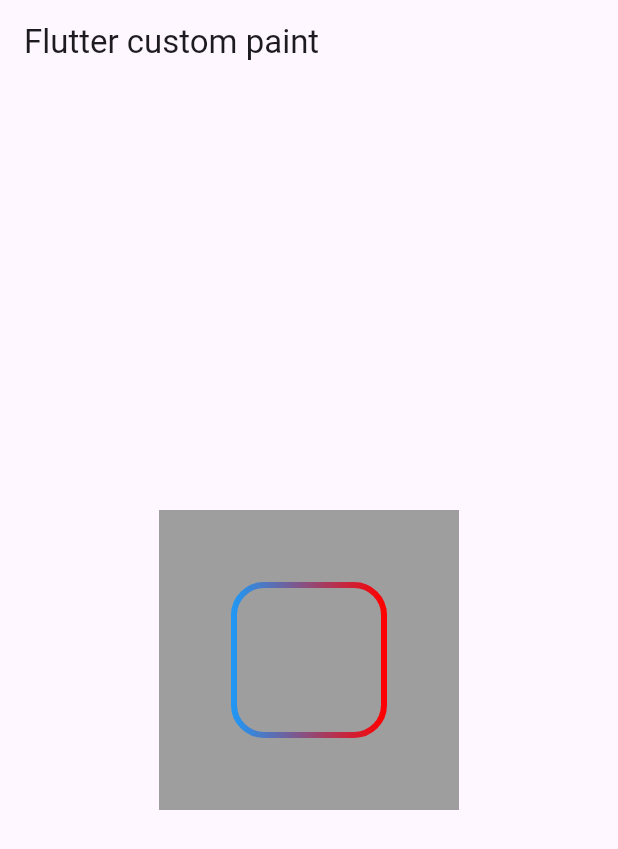
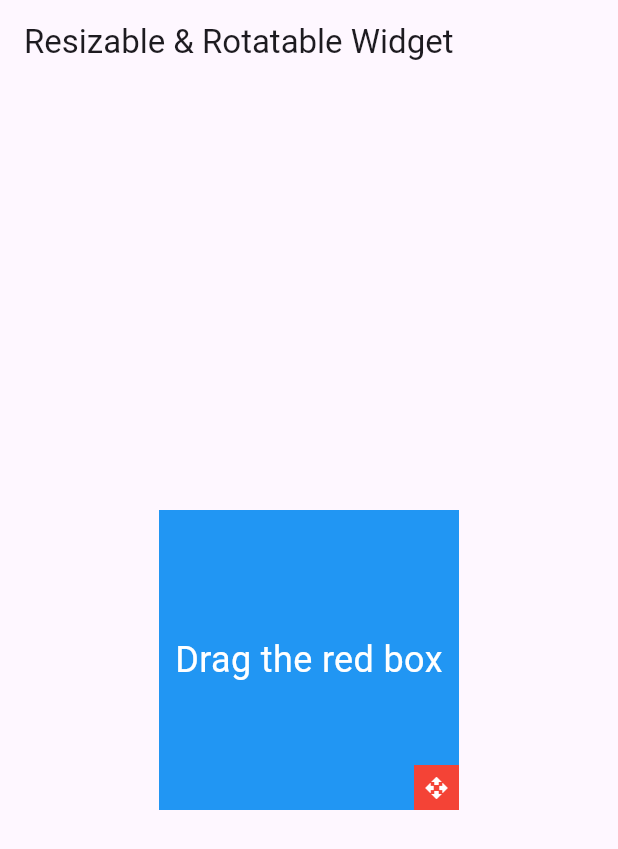
Before and after one commit to duchl0202/custom_paint_flutter, a Flutter app: the screen it shows after launch, on a phone screen of 412 x 824 dp. Shown: the top 849 px of the screen. Run offline on Flutter 3.47's test engine with Material 3 defaults, Android fonts, the phone set to English and light mode, and no system bars.

```diff
--- a/lib/main.dart
+++ b/lib/main.dart
@@ -1,50 +1,102 @@
+import 'package:flutter/material.dart';
 import 'dart:math';
 
-import 'package:flutter/material.dart';
-import 'package:flutter_custom_pain/example/basic/rectangle_gradient.dart';
-import 'package:flutter_custom_pain/example/basic/smile.dart';
-import 'package:flutter_custom_pain/example/basic/pentagon.dart';
-import 'package:flutter_custom_pain/example/basic/cloud_painter.dart';
-
-void main() => runApp(MyApp());
-
-class MyApp extends StatefulWidget {
-  @override
-  State<MyApp> createState() => _MyAppState();
+void main() {
+  runApp(MyApp());
 }
 
-class _MyAppState extends State<MyApp> with SingleTickerProviderStateMixin {
-  late AnimationController _controller;
-  late Animation<double> _animation;
-  @override
-  void initState() {
-    super.initState();
-    _controller = AnimationController(
-      duration: const Duration(seconds: 2),
-      vsync: this,
-    )..repeat(reverse: false);
-    _animation = Tween<double>(begin: 0.1, end: 1)
-        .animate(CurvedAnimation(parent: _controller, curve: Curves.easeIn))
-      ..addListener(() {
-        setState(() {});
-      });
-  }
-
+class MyApp extends StatelessWidget {
   @override
   Widget build(BuildContext context) {
     return MaterialApp(
       home: Scaffold(
-        appBar: AppBar(title: Text('Flutter custom paint')),
+        appBar: AppBar(
+          title: Text('Resizable & Rotatable Widget'),
+        ),
         body: Center(
-          child: Container(
-            color: Colors.grey,
-            child: CustomPaint(
-              size: Size(200, 200), // You can change this as needed
-              painter: RectangleGradient(),
-            ),
-          ),
+          child: ResizableRotatableWidget(),
         ),
       ),
     );
   }
 }
+
+class ResizableRotatableWidget extends StatefulWidget {
+  @override
+  _ResizableRotatableWidgetState createState() => _ResizableRotatableWidgetState();
+}
+
+class _ResizableRotatableWidgetState extends State<ResizableRotatableWidget> {
+  double _scale = 1.0;
+  double _rotation = 0.0;
+  Offset _initialPosition = Offset.zero;
+
+  void _onPanStart(DragStartDetails details) {
+    _initialPosition = details.globalPosition;
+  }
+
+  void _onPanUpdate(DragUpdateDetails details) {
+    setState(() {
+      Offset currentPosition = details.globalPosition;
+      Offset delta = currentPosition - _initialPosition;
+
+      // Tính toán scale dựa trên độ dài của delta
+      double newScale = 1.0 + delta.distance / 200.0;
+      _scale = newScale < 1.0 ? 1.0 : newScale;
+
+      // Tính toán góc quay dựa trên sự thay đổi theo trục y của delta
+      _rotation = delta.dy / 100.0;
+    });
+  }
+
+  @override
+  Widget build(BuildContext context) {
+    return Stack(
+      alignment: Alignment.center,
+      children: [
+        Transform(
+          transform: Matrix4.identity()
+            ..scale(_scale)
+            ..rotateZ(_rotation),
+          alignment: FractionalOffset.center,
+          child: Container(
+            width: 200,
+            height: 200,
+            color: Colors.blue,
+            child: Stack(
+              children: [
+                Center(
+                  child: Text(
+                    'Drag the red box',
+                    style: TextStyle(color: Colors.white, fontSize: 24),
+                    textAlign: TextAlign.center,
+                  ),
+                ),
+                Positioned(
+                  right: 0,
+                  bottom: 0,
+                  child: GestureDetector(
+                    onPanStart: _onPanStart,
+                    onPanUpdate: _onPanUpdate,
+                    child: Container(
+                      width: 30,
+                      height: 30,
+                      color: Colors.red,
+                      child: Center(
+                        child: Icon(
+                          Icons.open_with,
+                          color: Colors.white,
+                          size: 16,
+                        ),
+                      ),
+                    ),
+                  ),
+                ),
+              ],
+            ),
+          ),
+        ),
+      ],
+    );
+  }
+}
```
Also changed, not shown: lib/example/basic/basic_roadmap.txt (+0 -84 lines), lib/example/basic/complex_pattern_painter.dart (added, +23 -0 lines), lib/example/basic/pentagon.dart (+0 -14 lines), lib/example/vip/clock.dart (+105 -57 lines), lib/example/vip/confetti.dart (added, +139 -0 lines), lib/example/vip/sun_system.dart (+26 -63 lines), lib/example/basic/tritager.dart (renamed from lib/example/vip/tritager.dart).
